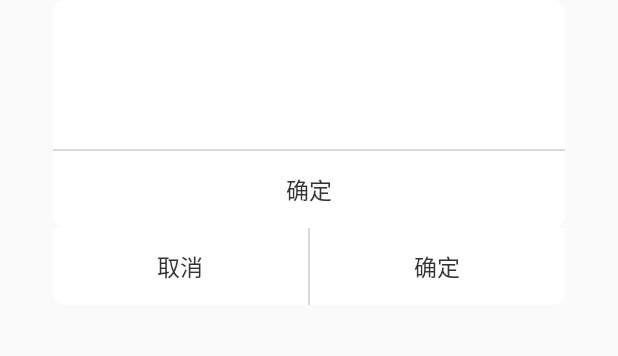
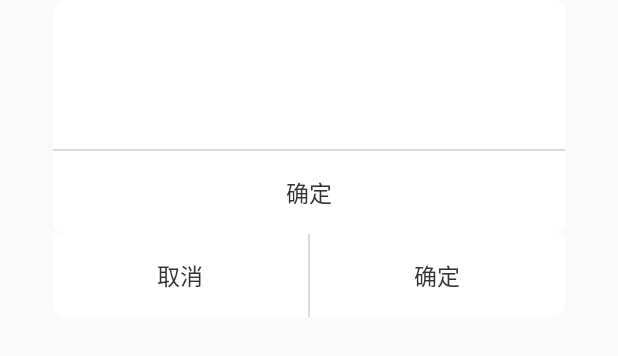
Before and after one commit to yan493483722/Base, an Android app: the layout dg_base.xml on its own in the app's theme, with its tools: preview values and no code run, on a phone screen of 412 x 824 dp. Shown: the top 356 px of the screen. Run offline under Robolectric (Android 15) with nearby library versions, the phone set to English and light mode, and no system bars.

Commit message:
修改部分style

```diff
--- a/base/src/main/java/com/yan/base/dialog/BaseDialog.java
+++ b/base/src/main/java/com/yan/base/dialog/BaseDialog.java
@@ -93,7 +93,7 @@ public class BaseDialog extends Dialog {
             if (context.isFinishing()) {
                 return null;
             }
-            Dialog dialog = new Dialog(context, R.style.base_aty_dialog);
+            Dialog dialog = new Dialog(context, R.style.base_dg);
             dialogView = mLayoutInflater.inflate(R.layout.dg_base, null);
 
 
--- a/base/src/main/res/layout/dg_base.xml
+++ b/base/src/main/res/layout/dg_base.xml
@@ -13,17 +13,11 @@
         android:orientation="vertical"
         android:paddingLeft="@dimen/padding_all_left_right"
         android:paddingRight="@dimen/padding_all_left_right"
-        android:paddingTop="30dp"
-        >
+        android:paddingTop="30dp">
 
         <TextView
             android:id="@+id/tv_dg_title"
-            android:layout_width="match_parent"
-            android:layout_height="wrap_content"
-            android:gravity="center"
-            android:lineSpacingExtra="5dip"
-            android:textColor="@color/font_black"
-            android:textSize="@dimen/font_big" />
+            style="@style/base_dg_title" />
 
         <View
             android:id="@+id/v_dg_divider_10"
@@ -47,14 +41,10 @@
 
     <TextView
         android:id="@+id/tv_dg_single"
+        style="@style/base_dg_btn_text"
         android:layout_width="match_parent"
-        android:layout_height="wrap_content"
         android:background="@drawable/selector_dg_single"
-        android:gravity="center"
-        android:padding="14dip"
-        android:text="@string/base_ac_confirm"
-        android:textColor="@drawable/selector_text_black_to_primary"
-        android:textSize="@dimen/font_middle" />
+        android:text="@string/base_ac_confirm" />
 
     <LinearLayout
         android:id="@+id/ll_dg_double_btn"
@@ -64,29 +54,21 @@
 
         <TextView
             android:id="@+id/tv_dg_double_left"
+            style="@style/base_dg_btn_text"
             android:layout_width="0dp"
-            android:layout_height="wrap_content"
             android:layout_weight="1"
             android:background="@drawable/selector_dg_btn_left"
-            android:gravity="center"
-            android:padding="14dip"
-            android:text="@string/base_ac_cancel"
-            android:textColor="@drawable/selector_text_black_to_primary"
-            android:textSize="@dimen/font_middle" />
+            android:text="@string/base_ac_cancel" />
 
         <View style="@style/div_vertical_1px" />
 
         <TextView
             android:id="@+id/tv_dg_double_right"
+            style="@style/base_dg_btn_text"
             android:layout_width="0dp"
-            android:layout_height="wrap_content"
             android:layout_weight="1"
             android:background="@drawable/selector_dg_btn_right"
-            android:gravity="center"
-            android:padding="14dip"
-            android:text="@string/base_ac_confirm"
-            android:textColor="@drawable/selector_text_black_to_primary"
-            android:textSize="@dimen/font_middle" />
+            android:text="@string/base_ac_confirm" />
 
 
     </LinearLayout>
--- a/base/src/main/res/values/dimens.xml
+++ b/base/src/main/res/values/dimens.xml
@@ -7,8 +7,9 @@
     <!-- 间距 -->
     <dimen name="padding_all_left_right">16dp</dimen>
     <dimen name="margin_all_left_right">16dp</dimen>
+    <dimen name="padding_all_top_bottom">16dp</dimen>
+    <dimen name="margin_all_top_bottom">16dp</dimen>
     <dimen name="divider_line_1px">1dp</dimen>
-
 
 
     <dimen name="font_big_more">20sp</dimen>
--- a/base/src/main/res/values/styles.xml
+++ b/base/src/main/res/values/styles.xml
@@ -9,7 +9,6 @@
     </style>
 
     <style name="load_dialog" parent="android:style/Theme.Dialog">
-
         <item name="android:windowFrame">@null</item>
         <item name="android:windowNoTitle">true</item>
         <item name="android:windowIsFloating">true</item>
@@ -21,7 +20,7 @@
         <item name="android:backgroundDimEnabled">true</item>
     </style>
     <!--  基类弹窗形式 -->
-    <style name="base_aty_dialog">
+    <style name="base_dg">
         <item name="android:windowFrame">@null</item>
         <item name="android:windowIsFloating">true</item>
         <item name="android:windowIsTranslucent">false</item>
@@ -29,6 +28,35 @@
         <item name="android:background">@color/transparent</item>
         <item name="android:windowBackground">@null</item>
     </style>
+
+    <style name="base_dg_title">
+        <item name="android:layout_width">match_parent</item>
+        <item name="android:layout_height">wrap_content</item>
+        <item name="android:gravity">center</item>
+        <item name="android:lineSpacingExtra">5dip</item>
+        <item name="android:textColor">@color/font_black</item>
+        <item name="android:textSize">@dimen/font_big</item>
+    </style>
+
+    <style name="base_dg_btn_text">
+        <item name="android:layout_width">wrap_content</item>
+        <item name="android:layout_height">wrap_content</item>
+        <item name="android:background">@drawable/selector_dg_single</item>
+        <item name="android:gravity">center</item>
+        <item name="android:padding">@dimen/padding_all_top_bottom</item>
+        <item name="android:textColor">@drawable/selector_text_black_to_primary</item>
+        <item name="android:textSize">@dimen/font_middle</item>
+    </style>
+
+    <style name="base_dg_text">
+        <item name="android:layout_width">match_parent</item>
+        <item name="android:layout_height">wrap_content</item>
+        <item name="android:gravity">center_horizontal</item>
+        <item name="android:lineSpacingExtra">5dip</item>
+        <item name="android:textColor">@color/font_black</item>
+        <item name="android:textSize">@dimen/font_middle</item>
+    </style>
+
 
     <!-- 横排间距线条，没有margin,两端间距为通用间距 -->
     <style name="div_horizontal_1px_margin">
@@ -55,6 +83,7 @@
         <item name="android:background">@color/divider_line_color</item>
     </style>
 
+
     <style name="NonDimACProgressDialog">
         <item name="android:windowFrame">@null</item>
         <item name="android:windowNoTitle">true</item>
@@ -62,4 +91,6 @@
         <item name="android:windowContentOverlay">@null</item>
         <item name="android:backgroundDimEnabled">false</item>
     </style>
+
+
 </resources>
```
Also changed, not shown: base/src/main/res/layout/dg_base_content.xml (+2 -5 lines), base/src/main/res/layout/pop_photo_select.xml (+6 -18 lines), base/src/main/res/values/attr.xml (+9 -0 lines).
